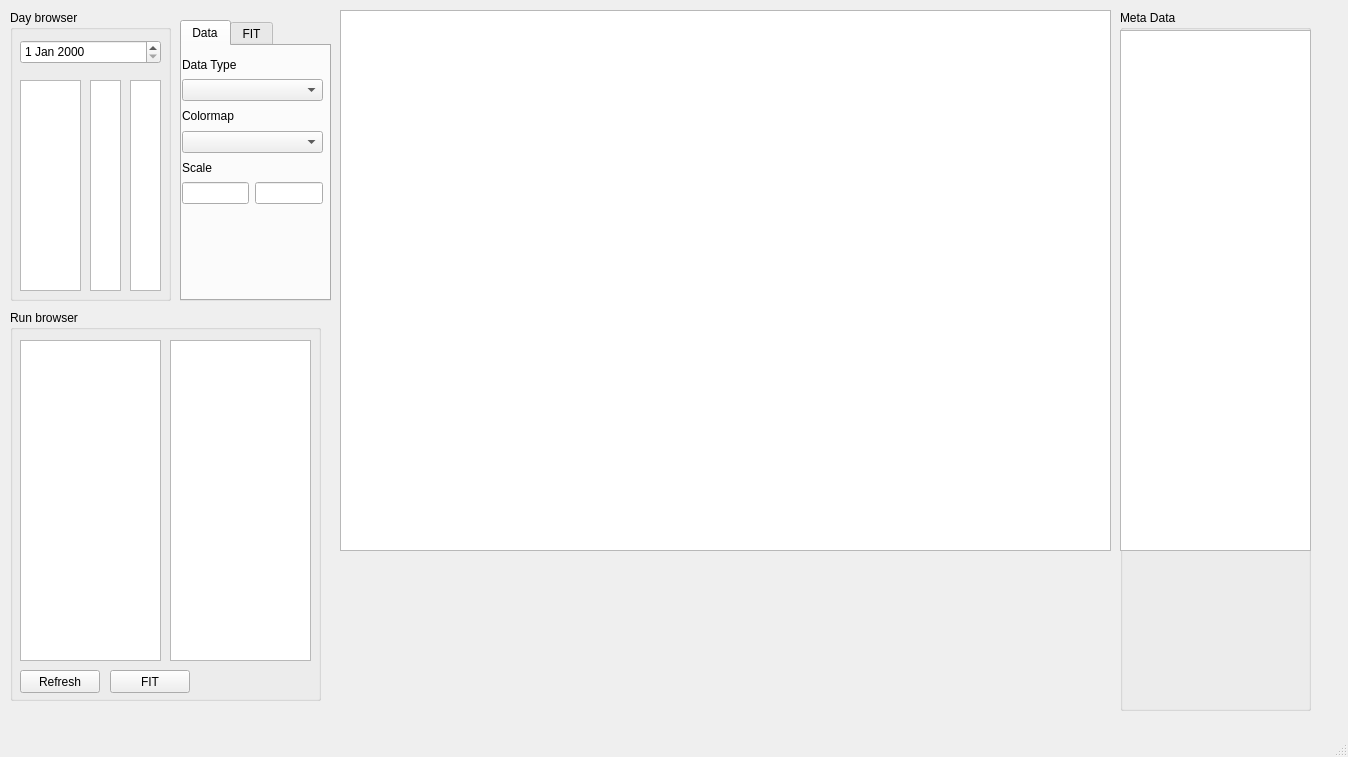
The window that gui/main.ui (adareau/HAL) describes before a commit, drawn with Qt 5.
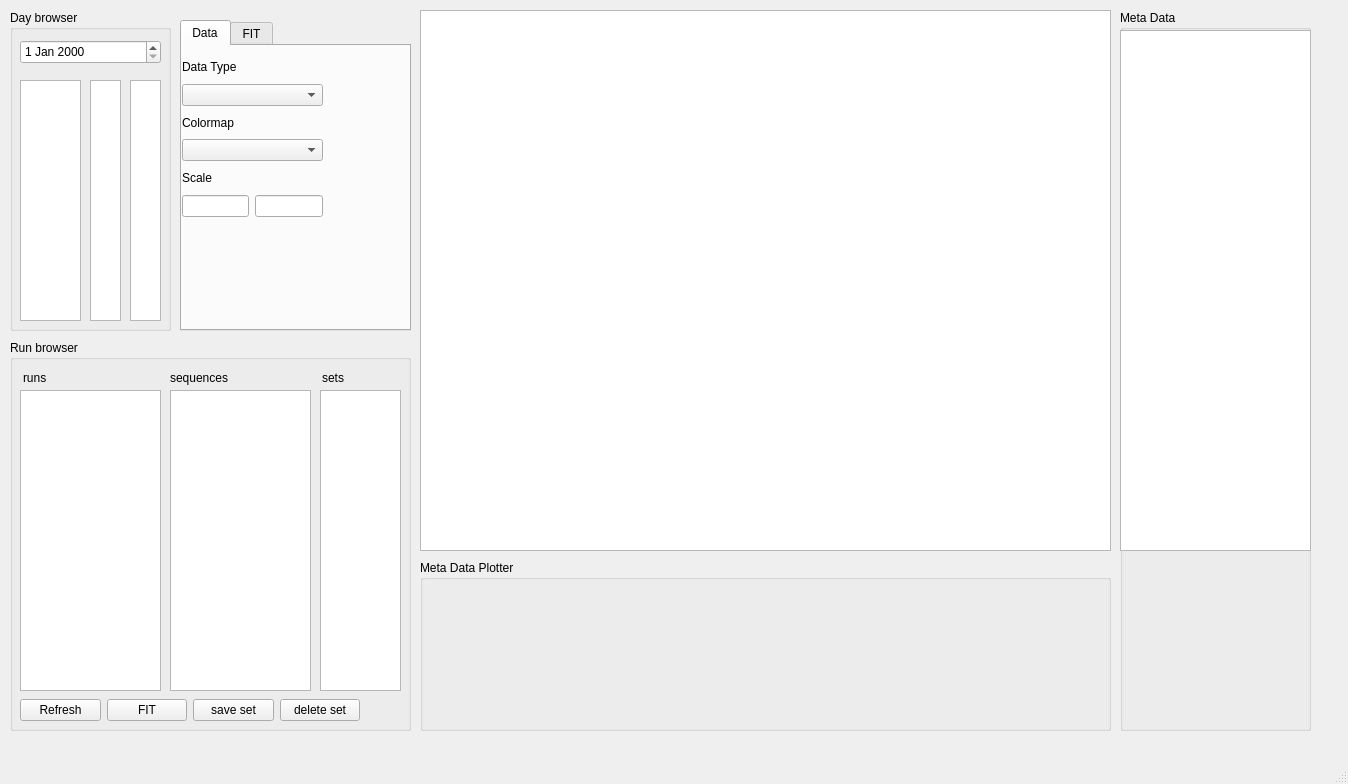
The same window after the commit. Custom widgets are drawn as their Qt base class.

What changed in the file:
```diff
--- a/gui/main.ui
+++ b/gui/main.ui
@@ -7,7 +7,7 @@
     <x>0</x>
     <y>0</y>
     <width>1348</width>
-    <height>757</height>
+    <height>784</height>
    </rect>
   </property>
   <property name="windowTitle">
@@ -20,7 +20,7 @@
       <x>10</x>
       <y>10</y>
       <width>161</width>
-      <height>291</height>
+      <height>321</height>
      </rect>
     </property>
     <property name="title">
@@ -32,7 +32,7 @@
        <x>120</x>
        <y>70</y>
        <width>31</width>
-       <height>211</height>
+       <height>241</height>
       </rect>
      </property>
     </widget>
@@ -42,7 +42,7 @@
        <x>80</x>
        <y>70</y>
        <width>31</width>
-       <height>211</height>
+       <height>241</height>
       </rect>
      </property>
     </widget>
@@ -52,7 +52,7 @@
        <x>10</x>
        <y>70</y>
        <width>61</width>
-       <height>211</height>
+       <height>241</height>
       </rect>
      </property>
     </widget>
@@ -71,8 +71,8 @@
     <property name="geometry">
      <rect>
       <x>10</x>
-      <y>310</y>
-      <width>311</width>
+      <y>340</y>
+      <width>401</width>
       <height>391</height>
      </rect>
     </property>
@@ -83,9 +83,9 @@
      <property name="geometry">
       <rect>
        <x>160</x>
-       <y>30</y>
+       <y>50</y>
        <width>141</width>
-       <height>321</height>
+       <height>301</height>
       </rect>
      </property>
     </widget>
@@ -93,37 +93,100 @@
      <property name="geometry">
       <rect>
        <x>10</x>
-       <y>30</y>
+       <y>50</y>
        <width>141</width>
-       <height>321</height>
+       <height>301</height>
       </rect>
      </property>
     </widget>
-    <widget class="QPushButton" name="refreshRunListButton">
+    <widget class="QListWidget" name="setList">
+     <property name="geometry">
+      <rect>
+       <x>310</x>
+       <y>50</y>
+       <width>81</width>
+       <height>301</height>
+      </rect>
+     </property>
+    </widget>
+    <widget class="QLabel" name="label_4">
+     <property name="geometry">
+      <rect>
+       <x>13</x>
+       <y>30</y>
+       <width>57</width>
+       <height>15</height>
+      </rect>
+     </property>
+     <property name="text">
+      <string>runs</string>
+     </property>
+    </widget>
+    <widget class="QLabel" name="label_5">
+     <property name="geometry">
+      <rect>
+       <x>160</x>
+       <y>30</y>
+       <width>71</width>
+       <height>16</height>
+      </rect>
+     </property>
+     <property name="text">
+      <string>sequences</string>
+     </property>
+    </widget>
+    <widget class="QLabel" name="label_6">
+     <property name="geometry">
+      <rect>
+       <x>312</x>
+       <y>30</y>
+       <width>51</width>
+       <height>16</height>
+      </rect>
+     </property>
+     <property name="text">
+      <string>sets</string>
+     </property>
+    </widget>
+    <widget class="QWidget" name="horizontalLayoutWidget_2">
      <property name="geometry">
       <rect>
        <x>10</x>
-       <y>360</y>
-       <width>80</width>
-       <height>23</height>
+       <y>355</y>
+       <width>340</width>
+       <height>31</height>
       </rect>
      </property>
-     <property name="text">
-      <string>Refresh</string>
-     </property>
-    </widget>
-    <widget class="QPushButton" name="fitButton">
-     <property name="geometry">
-      <rect>
-       <x>100</x>
-       <y>360</y>
-       <width>80</width>
-       <height>23</height>
-      </rect>
-     </property>
-     <property name="text">
-      <string>FIT</string>
-     </property>
+     <layout class="QHBoxLayout" name="horizontalLayout_3">
+      <item>
+       <widget class="QPushButton" name="refreshRunListButton">
+        <property name="text">
+         <string>Refresh</string>
+        </property>
+       </widget>
+      </item>
+      <item>
+       <widget class="QPushButton" name="fitButton">
+        <property name="text">
+         <string>FIT</string>
+        </property>
+       </widget>
+      </item>
+      <item>
+       <widget class="QPushButton" name="saveSetButton">
+        <property name="text">
+         <string>save set</string>
+        </property>
+       </widget>
+      </item>
+      <item>
+       <widget class="QPushButton" name="deleteSetButton">
+        <property name="text">
+         <string>delete set</string>
+        </property>
+       </widget>
+      </item>
+     </layout>
     </widget>
    </widget>
    <widget class="QTabWidget" name="settingsTabWidget">
@@ -131,8 +194,8 @@
      <rect>
       <x>180</x>
       <y>20</y>
-      <width>151</width>
-      <height>281</height>
+      <width>231</width>
+      <height>311</height>
      </rect>
     </property>
     <property name="currentIndex">
@@ -148,7 +211,7 @@
         <x>0</x>
         <y>10</y>
         <width>141</width>
-        <height>148</height>
+        <height>161</height>
        </rect>
       </property>
       <layout class="QVBoxLayout" name="verticalLayout">
@@ -201,9 +264,9 @@
    <widget class="GraphicsLayoutWidget" name="mainScreen">
     <property name="geometry">
      <rect>
-      <x>340</x>
+      <x>420</x>
       <y>10</y>
-      <width>771</width>
+      <width>691</width>
       <height>541</height>
      </rect>
     </property>
@@ -214,7 +277,7 @@
       <x>1120</x>
       <y>10</y>
       <width>191</width>
-      <height>701</height>
+      <height>721</height>
      </rect>
     </property>
     <property name="title">
@@ -231,6 +294,19 @@
      </property>
     </widget>
    </widget>
+   <widget class="QGroupBox" name="groupBox">
+    <property name="geometry">
+     <rect>
+      <x>420</x>
+      <y>560</y>
+      <width>691</width>
+      <height>171</height>
+     </rect>
+    </property>
+    <property name="title">
+     <string>Meta Data Plotter</string>
+    </property>
+   </widget>
   </widget>
   <widget class="QMenuBar" name="menubar">
    <property name="geometry">
```
Left out of the diff: 2 changed lines with no effect on the pictures.
